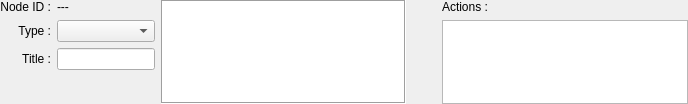
Old version of the form Widgets/NodeInfoWidget.ui in the repository FiddleSnarf/StoryCreator.
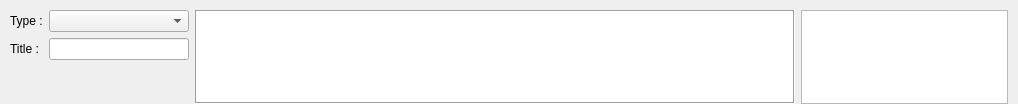
New version of the form.

Commit message: Поправил внешний вид окна редактирования данных нода  + мелкие правки

Patch:
```diff
--- a/Widgets/NodeInfoWidget.ui
+++ b/Widgets/NodeInfoWidget.ui
@@ -6,7 +6,7 @@
    <rect>
     <x>0</x>
     <y>0</y>
-    <width>688</width>
+    <width>1018</width>
     <height>104</height>
    </rect>
   </property>
@@ -21,48 +21,18 @@
   </property>
   <layout class="QGridLayout" name="gridLayout">
    <property name="leftMargin">
-    <number>0</number>
+    <number>10</number>
    </property>
    <property name="topMargin">
-    <number>0</number>
+    <number>10</number>
    </property>
    <property name="rightMargin">
-    <number>0</number>
+    <number>10</number>
    </property>
    <property name="bottomMargin">
     <number>0</number>
    </property>
-   <item row="1" column="3">
-    <layout class="QVBoxLayout" name="verticalLayout_2">
-     <item>
-      <widget class="QLabel" name="actionTableCaption">
-       <property name="text">
-        <string>Actions :</string>
-       </property>
-       <property name="alignment">
-        <set>Qt::AlignLeading|Qt::AlignLeft|Qt::AlignVCenter</set>
-       </property>
-      </widget>
-     </item>
-     <item>
-      <widget class="QTableWidget" name="actionTable"/>
-     </item>
-    </layout>
-   </item>
-   <item row="0" column="1">
-    <spacer name="verticalSpacer">
-     <property name="orientation">
-      <enum>Qt::Vertical</enum>
-     </property>
-     <property name="sizeHint" stdset="0">
-      <size>
-       <width>20</width>
-       <height>40</height>
-      </size>
-     </property>
-    </spacer>
-   </item>
-   <item row="2" column="1">
+   <item row="2" column="0">
     <spacer name="verticalSpacer_2">
      <property name="orientation">
       <enum>Qt::Vertical</enum>
@@ -76,6 +46,13 @@
     </spacer>
    </item>
    <item row="1" column="2">
+    <layout class="QVBoxLayout" name="verticalLayout_2">
+     <item>
+      <widget class="QTableWidget" name="actionTable"/>
+     </item>
+    </layout>
+   </item>
+   <item row="1" column="1">
     <spacer name="horizontalSpacer_2">
      <property name="orientation">
       <enum>Qt::Horizontal</enum>
@@ -88,52 +65,80 @@
      </property>
     </spacer>
    </item>
+   <item row="0" column="0">
+    <spacer name="verticalSpacer">
+     <property name="orientation">
+      <enum>Qt::Vertical</enum>
+     </property>
+     <property name="sizeHint" stdset="0">
+      <size>
+       <width>20</width>
+       <height>40</height>
+      </size>
+     </property>
+    </spacer>
+   </item>
    <item row="1" column="0">
     <layout class="QGridLayout" name="gridLayout_4">
-     <item row="2" column="0">
+     <item row="0" column="1">
+      <widget class="QComboBox" name="nodeTypeComboBox">
+       <property name="minimumSize">
+        <size>
+         <width>140</width>
+         <height>0</height>
+        </size>
+       </property>
+       <property name="maximumSize">
+        <size>
+         <width>140</width>
+         <height>16777215</height>
+        </size>
+       </property>
+       <property name="toolTip">
+        <string>Select the type of node</string>
+       </property>
+      </widget>
+     </item>
+     <item row="1" column="0">
       <widget class="QLabel" name="nodeTitleCaption">
        <property name="text">
         <string>Title :</string>
        </property>
        <property name="alignment">
-        <set>Qt::AlignRight|Qt::AlignTrailing|Qt::AlignVCenter</set>
-       </property>
-      </widget>
-     </item>
-     <item row="0" column="0">
-      <widget class="QLabel" name="nodeIdCaption">
-       <property name="text">
-        <string>Node ID :</string>
-       </property>
-       <property name="alignment">
-        <set>Qt::AlignRight|Qt::AlignTrailing|Qt::AlignVCenter</set>
-       </property>
-      </widget>
-     </item>
-     <item row="2" column="1">
-      <widget class="QLineEdit" name="nodeTitleLineEdit"/>
-     </item>
-     <item row="0" column="1">
-      <widget class="QLabel" name="nodeIdLabel">
-       <property name="text">
-        <string>---</string>
+        <set>Qt::AlignLeading|Qt::AlignLeft|Qt::AlignVCenter</set>
        </property>
       </widget>
      </item>
      <item row="1" column="1">
-      <widget class="QComboBox" name="nodeTypeComboBox"/>
+      <widget class="QLineEdit" name="nodeTitleLineEdit">
+       <property name="minimumSize">
+        <size>
+         <width>140</width>
+         <height>0</height>
+        </size>
+       </property>
+       <property name="maximumSize">
+        <size>
+         <width>140</width>
+         <height>16777215</height>
+        </size>
+       </property>
+       <property name="toolTip">
+        <string>Edit title node</string>
+       </property>
+      </widget>
      </item>
-     <item row="1" column="0">
+     <item row="0" column="0">
       <widget class="QLabel" name="nodeTypeCaption">
        <property name="text">
         <string>Type :</string>
        </property>
        <property name="alignment">
-        <set>Qt::AlignRight|Qt::AlignTrailing|Qt::AlignVCenter</set>
+        <set>Qt::AlignLeading|Qt::AlignLeft|Qt::AlignVCenter</set>
        </property>
       </widget>
      </item>
-     <item row="3" column="1">
+     <item row="2" column="1">
       <spacer name="verticalSpacer_3">
        <property name="orientation">
         <enum>Qt::Vertical</enum>
@@ -146,15 +151,30 @@
        </property>
       </spacer>
      </item>
+     <item row="0" column="2" rowspan="3">
+      <widget class="QTextEdit" name="nodeTextEdit">
+       <property name="minimumSize">
+        <size>
+         <width>600</width>
+         <height>0</height>
+        </size>
+       </property>
+       <property name="maximumSize">
+        <size>
+         <width>600</width>
+         <height>16777215</height>
+        </size>
+       </property>
+       <property name="toolTip">
+        <string>Edit text node</string>
+       </property>
+       <property name="frameShape">
+        <enum>QFrame::Box</enum>
+       </property>
+      </widget>
+     </item>
     </layout>
    </item>
-   <item row="1" column="1">
-    <widget class="QTextEdit" name="nodeTextEdit">
-     <property name="frameShape">
-      <enum>QFrame::Box</enum>
-     </property>
-    </widget>
-   </item>
   </layout>
  </widget>
  <resources/>
```
The commit also changes 3 other files.
